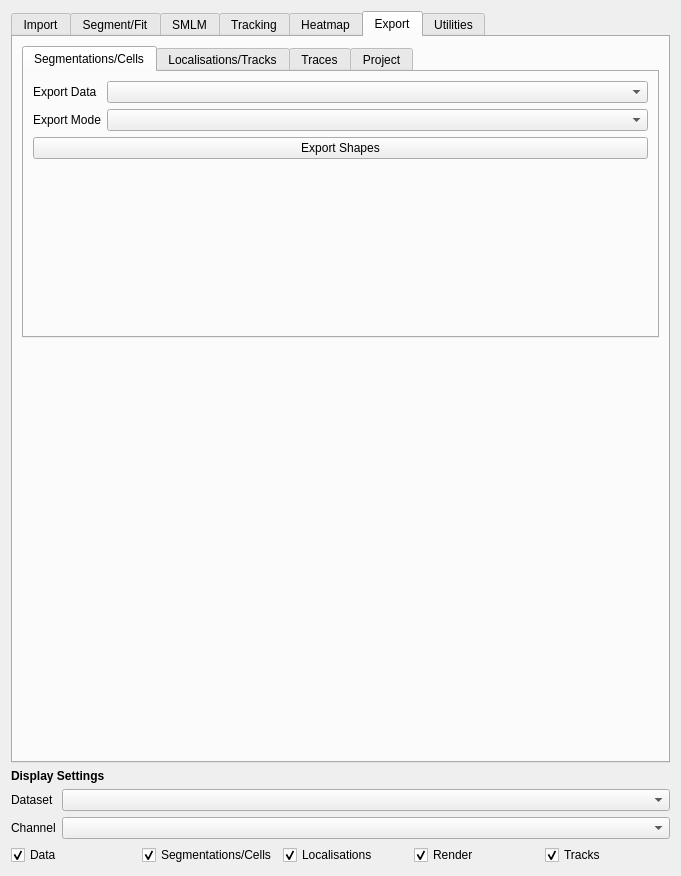
First picture: the form in src/moltrack/GUI/widget_ui.ui, repository piedrro/napari-moltrack, before the edit.
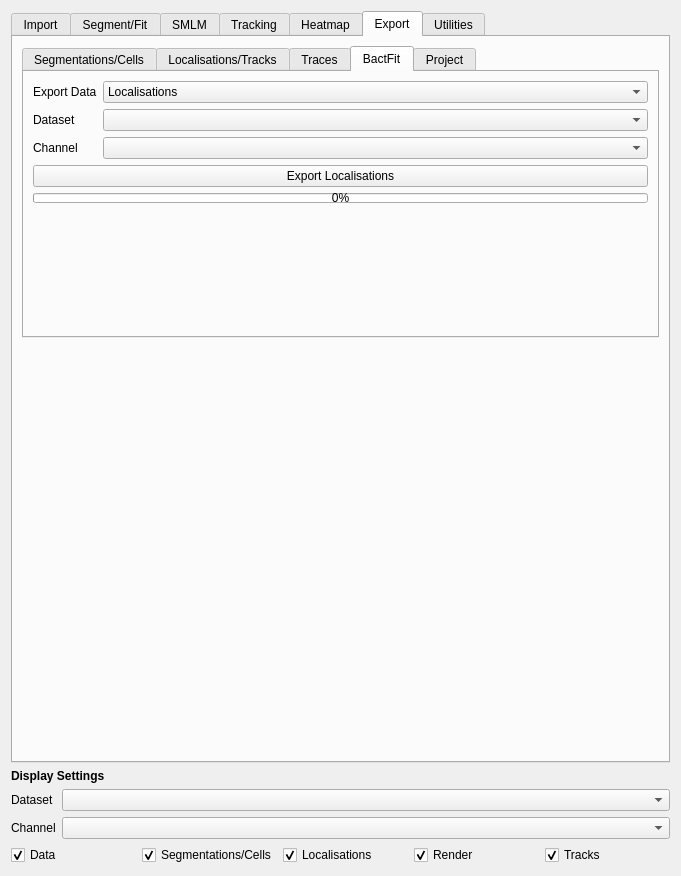
Second picture: the form after the edit. The open tabs and pages were chosen to show the change.

Commit message: added bactfit export

Diff of the .ui file:
```diff
--- a/src/moltrack/GUI/widget_ui.ui
+++ b/src/moltrack/GUI/widget_ui.ui
@@ -4536,6 +4536,91 @@
            </item>
           </layout>
          </widget>
+         <widget class="QWidget" name="tab_34">
+          <attribute name="title">
+           <string>BactFit</string>
+          </attribute>
+          <layout class="QVBoxLayout" name="verticalLayout_36">
+           <item>
+            <layout class="QFormLayout" name="formLayout_37">
+             <item row="0" column="0">
+              <widget class="QLabel" name="label_17">
+               <property name="text">
+                <string>Export Data</string>
+               </property>
+              </widget>
+             </item>
+             <item row="0" column="1">
+              <widget class="QComboBox" name="bactfit_export_data">
+               <item>
+                <property name="text">
+                 <string>Localisations</string>
+                </property>
+               </item>
+               <item>
+                <property name="text">
+                 <string>Tracks</string>
+                </property>
+               </item>
+              </widget>
+             </item>
+             <item row="1" column="0">
+              <widget class="QLabel" name="label_156">
+               <property name="text">
+                <string>Dataset</string>
+               </property>
+              </widget>
+             </item>
+             <item row="1" column="1">
+              <widget class="QComboBox" name="bactfit_export_dataset"/>
+             </item>
+             <item row="2" column="0">
+              <widget class="QLabel" name="label_157">
+               <property name="text">
+                <string>Channel</string>
+               </property>
+              </widget>
+             </item>
+             <item row="2" column="1">
+              <widget class="QComboBox" name="bactfit_export_channel"/>
+             </item>
+            </layout>
+           </item>
+           <item>
+            <widget class="QPushButton" name="export_bactfit">
+             <property name="text">
+              <string>Export Localisations</string>
+             </property>
+            </widget>
+           </item>
+           <item>
+            <widget class="QProgressBar" name="export_bactfit_progressbar">
+             <property name="maximumSize">
+              <size>
+               <width>16777215</width>
+               <height>10</height>
+              </size>
+             </property>
+             <property name="value">
+              <number>0</number>
+             </property>
+            </widget>
+           </item>
+           <item>
+            <spacer name="verticalSpacer_35">
+             <property name="orientation">
+              <enum>Qt::Vertical</enum>
+             </property>
+             <property name="sizeHint" stdset="0">
+              <size>
+               <width>20</width>
+               <height>40</height>
+              </size>
+             </property>
+            </spacer>
+           </item>
+          </layout>
+         </widget>
          <widget class="QWidget" name="tab_30">
           <attribute name="title">
            <string>Project</string>
```
Left out of the diff: 26 changed lines with no effect on the pictures. The commit also changes 18 other files.
